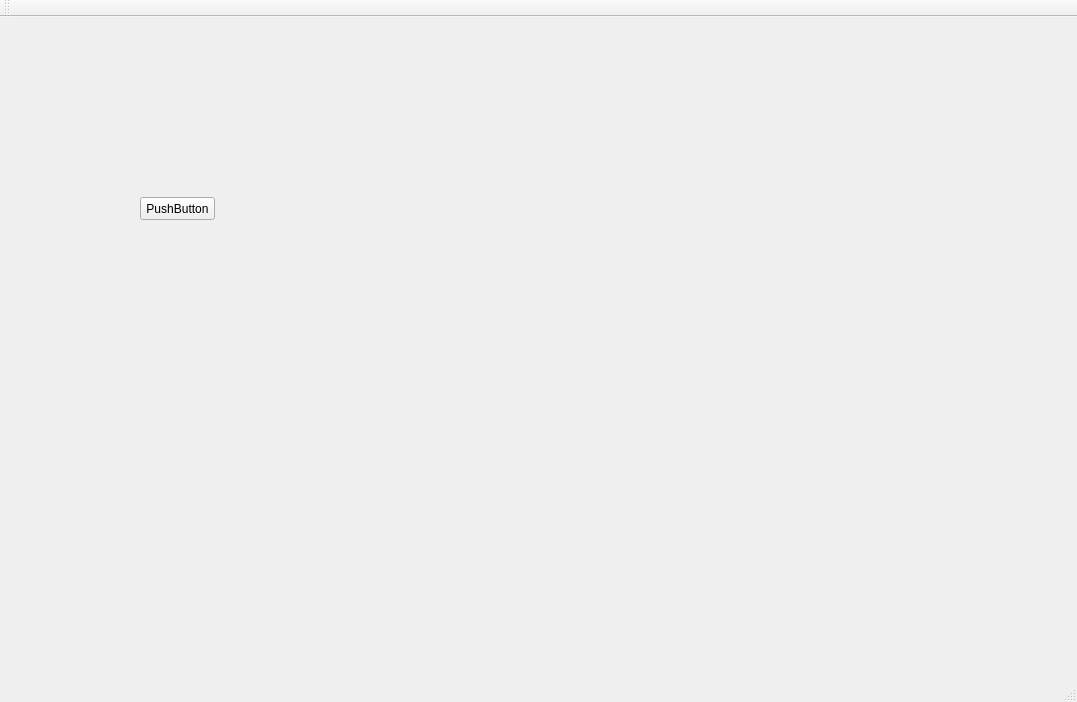
Old version of the form ImageRecognition/mainwindow.ui in the repository nieznanysprawiciel/POBRImageRecognition.
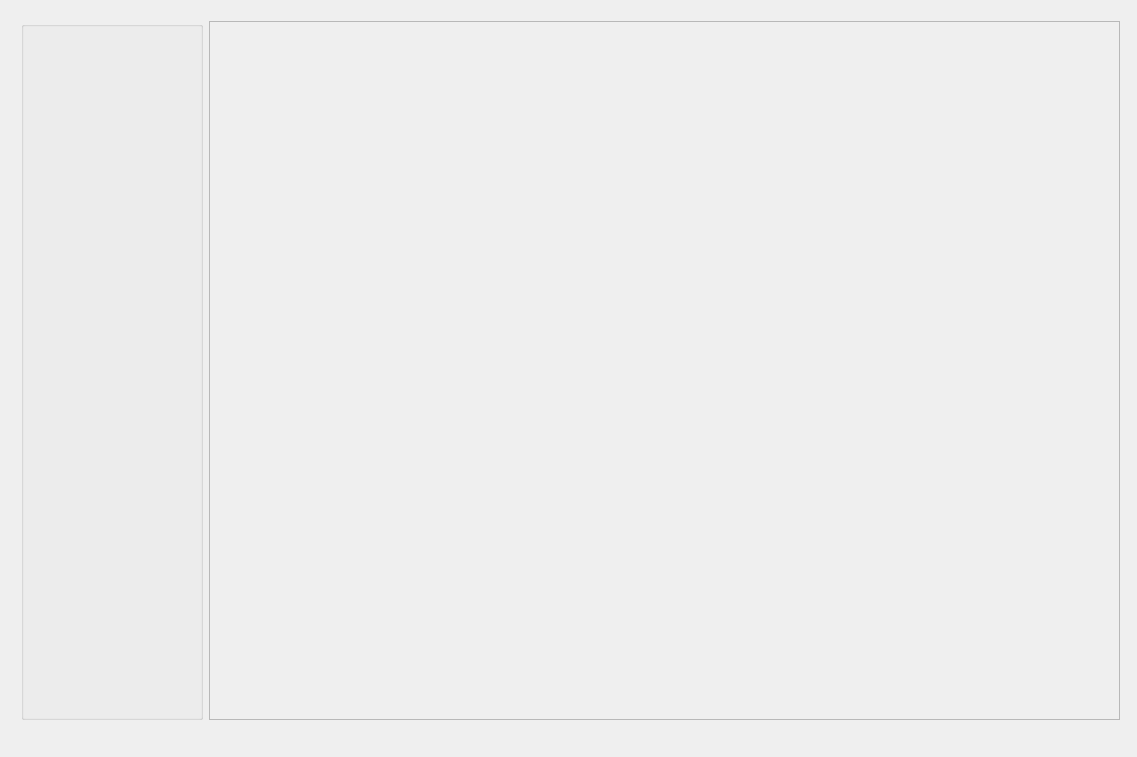
New version of the form.

Commit message: ImageViewer class displays images

Diff of the .ui file:
```diff
--- a/ImageRecognition/mainwindow.ui
+++ b/ImageRecognition/mainwindow.ui
@@ -6,26 +6,70 @@
    <rect>
     <x>0</x>
     <y>0</y>
-    <width>1077</width>
-    <height>702</height>
+    <width>1137</width>
+    <height>757</height>
    </rect>
   </property>
   <property name="windowTitle">
    <string>MainWindow</string>
   </property>
   <widget class="QWidget" name="centralWidget">
-   <widget class="QPushButton" name="pushButton">
+   <property name="autoFillBackground">
+    <bool>false</bool>
+   </property>
+   <widget class="QWidget" name="">
     <property name="geometry">
      <rect>
-      <x>140</x>
-      <y>180</y>
-      <width>75</width>
-      <height>23</height>
+      <x>10</x>
+      <y>10</y>
+      <width>1121</width>
+      <height>721</height>
      </rect>
     </property>
-    <property name="text">
-     <string>PushButton</string>
-    </property>
+    <layout class="QGridLayout" name="mainGrid" rowstretch="0">
+     <property name="sizeConstraint">
+      <enum>QLayout::SetDefaultConstraint</enum>
+     </property>
+     <property name="verticalSpacing">
+      <number>0</number>
+     </property>
+     <item row="0" column="0">
+      <widget class="QGroupBox" name="controlGroup">
+       <property name="sizePolicy">
+        <sizepolicy hsizetype="Preferred" vsizetype="Preferred">
+         <horstretch>1</horstretch>
+         <verstretch>1</verstretch>
+        </sizepolicy>
+       </property>
+       <property name="title">
+        <string/>
+       </property>
+      </widget>
+     </item>
+     <item row="0" column="1">
+      <widget class="QScrollArea" name="viewer">
+       <property name="sizePolicy">
+        <sizepolicy hsizetype="Preferred" vsizetype="Preferred">
+         <horstretch>5</horstretch>
+         <verstretch>1</verstretch>
+        </sizepolicy>
+       </property>
+       <property name="widgetResizable">
+        <bool>true</bool>
+       </property>
+       <widget class="QWidget" name="scrollAreaWidgetContents">
+        <property name="geometry">
+         <rect>
+          <x>0</x>
+          <y>0</y>
+          <width>925</width>
+          <height>717</height>
+         </rect>
+        </property>
+       </widget>
+      </widget>
+     </item>
+    </layout>
    </widget>
   </widget>
   <widget class="QMenuBar" name="menuBar">
@@ -38,15 +82,6 @@
     </rect>
    </property>
   </widget>
-  <widget class="QToolBar" name="mainToolBar">
-   <attribute name="toolBarArea">
-    <enum>TopToolBarArea</enum>
-   </attribute>
-   <attribute name="toolBarBreak">
-    <bool>false</bool>
-   </attribute>
-  </widget>
-  <widget class="QStatusBar" name="statusBar"/>
  </widget>
  <layoutdefault spacing="6" margin="11"/>
  <resources/>
```
Left out of the diff: 2 changed lines with no effect on the pictures. The commit also changes 5 other files.
